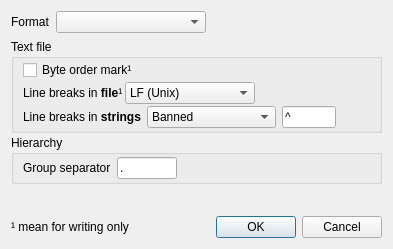
Qt form UTranslator/FmFileFormat.ui (Mercury13/utranslator) before a commit.
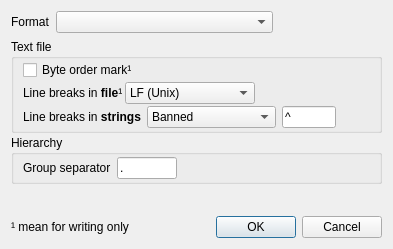
The same form after that commit.

```diff
--- a/UTranslator/FmFileFormat.ui
+++ b/UTranslator/FmFileFormat.ui
@@ -15,7 +15,7 @@
   </property>
   <layout class="QVBoxLayout" name="verticalLayout">
    <item>
-    <layout class="QHBoxLayout" name="horizontalLayout" stretch="0,0,1">
+    <layout class="QHBoxLayout" name="horizontalLayout" stretch="0,2,1">
      <item>
       <widget class="QLabel" name="lbFormat">
        <property name="text">
@@ -24,14 +24,7 @@
       </widget>
      </item>
      <item>
-      <widget class="QComboBox" name="comboFormat">
-       <property name="minimumSize">
-        <size>
-         <width>150</width>
-         <height>0</height>
-        </size>
-       </property>
-      </widget>
+      <widget class="QComboBox" name="comboFormat"/>
      </item>
      <item>
       <spacer name="horizontalSpacer">
```
